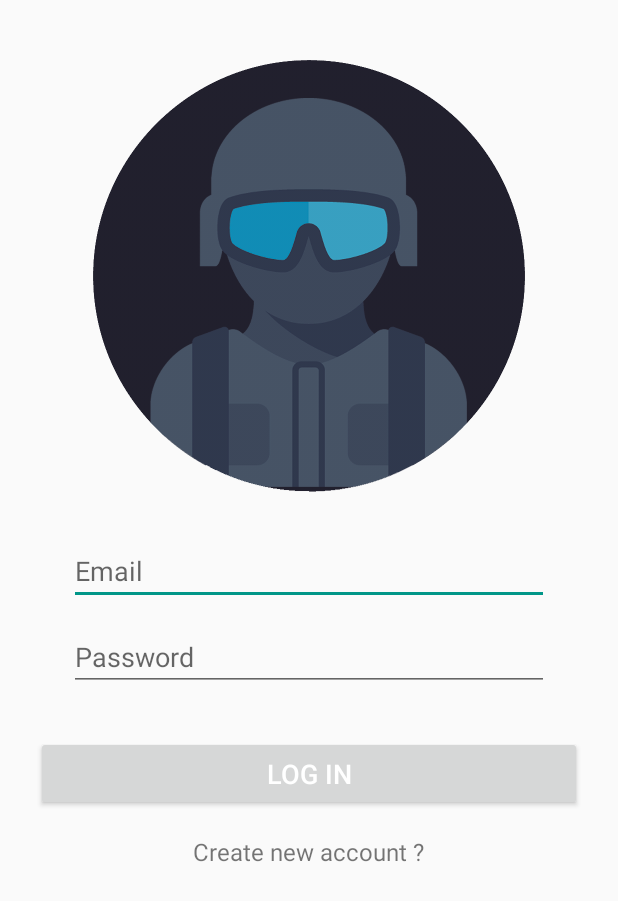
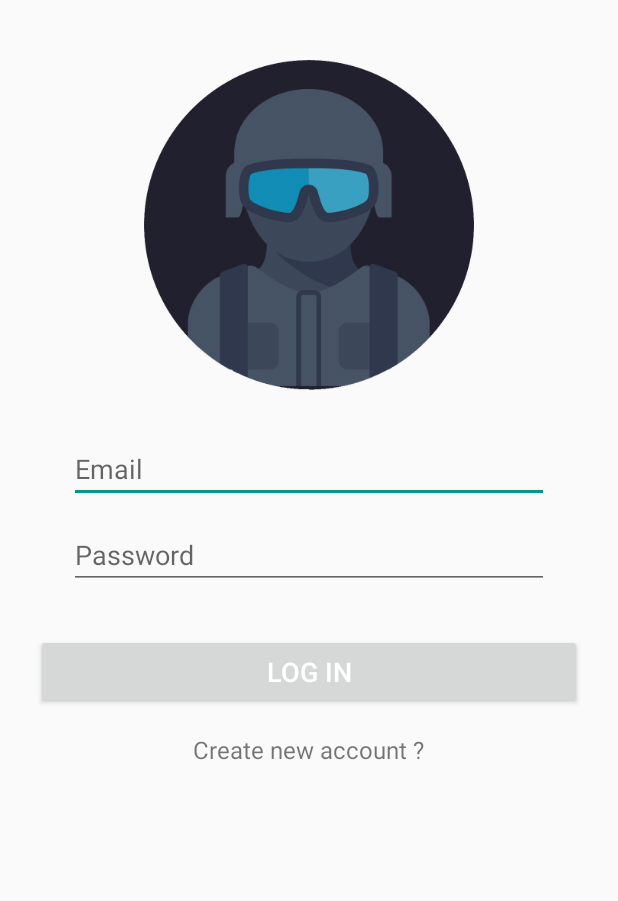
Before and after one commit to Abdelsattar/FCIblog, an Android app: the screen it shows after launch (LoginActivity), on a phone screen of 412 x 824 dp. Shown: the top 901 px of the screen. Run offline under Robolectric (Android 15) with nearby library versions, the phone set to English and light mode, and no system bars; our stand-ins replace ButterKnife; libraries missing offline, so code that uses them is left out: com.dd; plain views replace CircularProgressButton; 2 statements that could not run were skipped.

Commit message:
updae login UI

```diff
--- a/app/src/main/res/layout/activity_login.xml
+++ b/app/src/main/res/layout/activity_login.xml
@@ -14,19 +14,27 @@
         android:layout_width="match_parent"
         android:layout_height="match_parent">
 
+        <RelativeLayout
+            android:layout_width="match_parent"
+            android:layout_height="220dp"
+            android:id="@+id/rel_photo"
+            android:layout_marginTop="24dp">
+
             <ImageView
                 android:id="@+id/login_logo"
                 android:layout_width="wrap_content"
                 android:layout_height="wrap_content"
                 android:layout_centerHorizontal="true"
-            android:layout_marginTop="24dp"
                 android:src="@drawable/image" />
+        </RelativeLayout>
+
+
 
         <EditText
             android:id="@+id/login_email"
             android:layout_width="match_parent"
             android:layout_height="wrap_content"
-            android:layout_below="@+id/login_logo"
+            android:layout_below="@+id/rel_photo"
             android:layout_marginEnd="@dimen/outer"
             android:layout_marginLeft="@dimen/outer"
             android:layout_marginRight="@dimen/outer"
```
Lines whose indentation alone changed are shown as unchanged.
